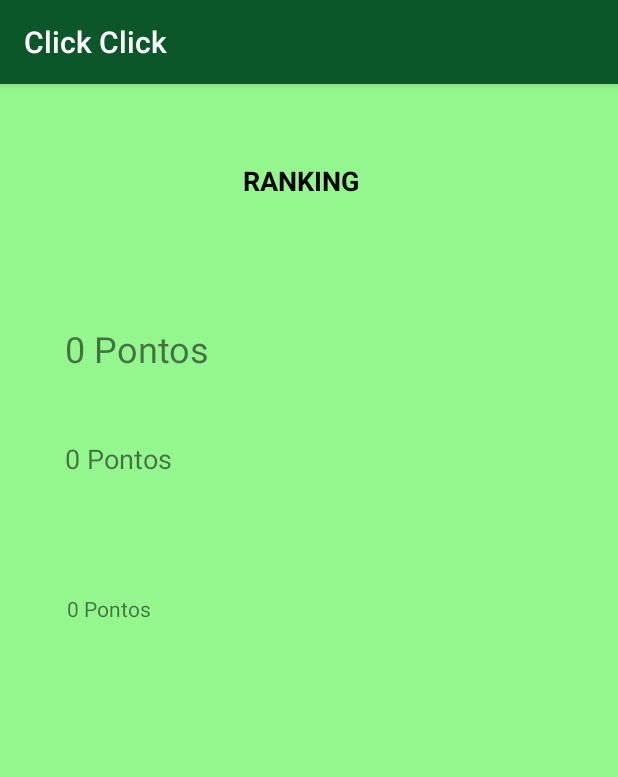
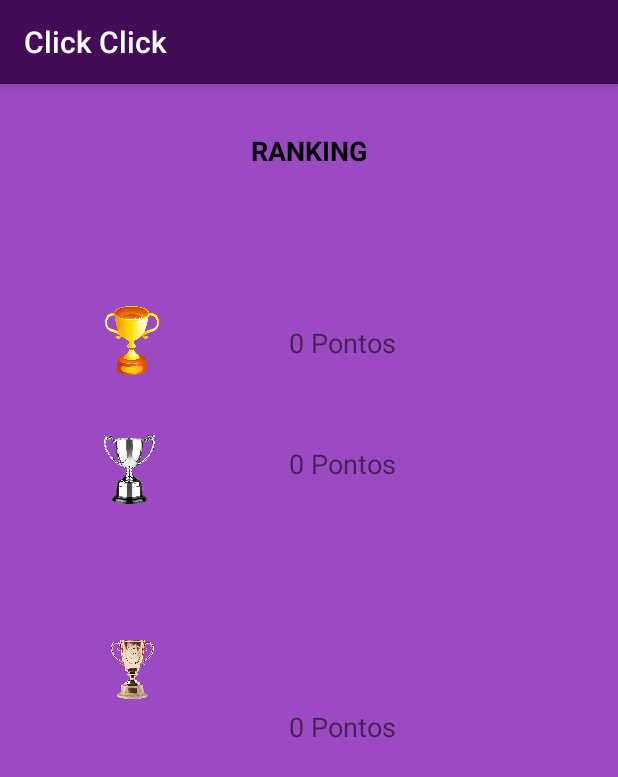
Before and after one commit to alexist98/ClickClick-master, an Android app: the RecordActivity screen opened directly, with no data from a screen before it, on a phone screen of 412 x 824 dp. Shown: the top 777 px of the screen. Run offline under Robolectric (Android 15) with nearby library versions, the phone set to English and light mode, and no system bars.

Commit message:
Mudanças Visuais

```diff
--- a/app/src/main/res/layout/activity_about.xml
+++ b/app/src/main/res/layout/activity_about.xml
@@ -4,7 +4,7 @@
     xmlns:tools="http://schemas.android.com/tools"
     android:layout_width="match_parent"
     android:layout_height="match_parent"
-    android:background="#94f78e"
+    android:background="@color/colorAccent"
     tools:context=".AboutActivity">
 
     <TextView
@@ -64,6 +64,7 @@
         android:layout_marginTop="8dp"
         android:layout_marginEnd="8dp"
         android:layout_marginRight="8dp"
+        android:background="@color/colorAccent"
         app:layout_constraintEnd_toEndOf="parent"
         app:layout_constraintStart_toStartOf="parent"
         app:layout_constraintTop_toTopOf="parent"
--- a/app/src/main/res/layout/activity_main.xml
+++ b/app/src/main/res/layout/activity_main.xml
@@ -4,7 +4,7 @@
     xmlns:tools="http://schemas.android.com/tools"
     android:layout_width="match_parent"
     android:layout_height="match_parent"
-    android:background="#94f78e"
+    android:background="@color/colorAccent"
     tools:context=".MainActivity">
 
     <TextView
@@ -43,7 +43,7 @@
         android:layout_marginEnd="8dp"
         android:layout_marginRight="8dp"
         android:layout_marginBottom="8dp"
-        android:background="#41df25"
+        android:background="#FFF06A6A"
         android:onClick="tapMeButton"
         android:text="@string/tap_me"
         app:layout_constraintBottom_toBottomOf="parent"
--- a/app/src/main/res/layout/activity_pontuacao.xml
+++ b/app/src/main/res/layout/activity_pontuacao.xml
@@ -4,7 +4,7 @@
     xmlns:tools="http://schemas.android.com/tools"
     android:layout_width="match_parent"
     android:layout_height="match_parent"
-    android:background="#94f78e"
+    android:background="@color/colorAccent"
     tools:context=".PontuacaoActivity">
 
     <TextView
@@ -49,7 +49,7 @@
         android:layout_marginEnd="8dp"
         android:layout_marginRight="8dp"
         android:layout_marginBottom="8dp"
-        android:background="#41df25"
+        android:background="#FFF06A6A"
         android:onClick="jogarNovamente"
         android:text="Jogar Novamente"
         app:layout_constraintBottom_toBottomOf="parent"
@@ -57,8 +57,7 @@
         app:layout_constraintHorizontal_bias="0.36"
         app:layout_constraintStart_toStartOf="parent"
         app:layout_constraintTop_toTopOf="parent"
-        app:layout_constraintVertical_bias="0.805"
-        tools:background="#41df25" />
+        app:layout_constraintVertical_bias="0.805" />
 
     <Button
         android:id="@+id/ver_ranking"
@@ -68,7 +67,7 @@
         android:layout_marginEnd="16dp"
         android:layout_marginRight="16dp"
         android:layout_marginBottom="8dp"
-        android:background="#41df25"
+        android:background="#FFF06A6A"
         android:onClick="verRanking"
         android:text="Ver Ranking"
         android:textColor="@android:color/black"
--- a/app/src/main/res/layout/activity_record.xml
+++ b/app/src/main/res/layout/activity_record.xml
@@ -4,8 +4,9 @@
     xmlns:tools="http://schemas.android.com/tools"
     android:layout_width="match_parent"
     android:layout_height="match_parent"
-    android:background="#94f78e"
-    tools:context=".RecordActivity">
+    android:background="@color/colorAccent"
+    tools:context=".RecordActivity"
+    tools:layout_editor_absoluteY="81dp">
 
     <TextView
         android:id="@+id/textView5"
@@ -13,63 +14,103 @@
         android:layout_height="28dp"
         android:layout_marginStart="8dp"
         android:layout_marginLeft="8dp"
-        android:layout_marginTop="52dp"
+        android:layout_marginTop="32dp"
         android:layout_marginEnd="8dp"
         android:layout_marginRight="8dp"
-        android:text="     Ranking"
+        android:text="   Ranking"
         android:textAllCaps="true"
         android:textColor="@android:color/black"
         android:textSize="18sp"
         android:textStyle="bold"
         app:layout_constraintEnd_toEndOf="parent"
+        app:layout_constraintHorizontal_bias="0.557"
         app:layout_constraintStart_toStartOf="parent"
         app:layout_constraintTop_toTopOf="parent" />
 
     <TextView
         android:id="@+id/top1_text_view"
-        android:layout_width="326dp"
-        android:layout_height="45dp"
-        android:layout_marginStart="8dp"
-        android:layout_marginLeft="8dp"
-        android:layout_marginTop="80dp"
-        android:layout_marginEnd="8dp"
-        android:layout_marginRight="8dp"
+        android:layout_width="wrap_content"
+        android:layout_height="wrap_content"
+        android:layout_marginTop="100dp"
+        android:layout_marginEnd="148dp"
+        android:layout_marginRight="148dp"
         android:text="@string/sua_pontuacao"
-        android:textSize="24sp"
+        android:textSize="18sp"
         app:layout_constraintEnd_toEndOf="parent"
-        app:layout_constraintStart_toStartOf="parent"
         app:layout_constraintTop_toBottomOf="@+id/textView5" />
 
     <TextView
         android:id="@+id/top2_text_view"
-        android:layout_width="326dp"
-        android:layout_height="30dp"
-        android:layout_marginStart="8dp"
-        android:layout_marginLeft="8dp"
-        android:layout_marginTop="32dp"
-        android:layout_marginEnd="8dp"
-        android:layout_marginRight="8dp"
+        android:layout_width="wrap_content"
+        android:layout_height="wrap_content"
+        android:layout_marginTop="56dp"
+        android:layout_marginEnd="148dp"
+        android:layout_marginRight="148dp"
         android:text="@string/sua_pontuacao"
         android:textSize="18sp"
         app:layout_constraintEnd_toEndOf="parent"
-        app:layout_constraintStart_toStartOf="parent"
         app:layout_constraintTop_toBottomOf="@+id/top1_text_view" />
 
     <TextView
         android:id="@+id/top3_text_view"
-        android:layout_width="326dp"
-        android:layout_height="30dp"
+        android:layout_width="wrap_content"
+        android:layout_height="wrap_content"
+        android:layout_marginTop="7dp"
+        android:layout_marginEnd="148dp"
+        android:layout_marginRight="148dp"
+        android:layout_marginBottom="176dp"
+        android:text="@string/sua_pontuacao"
+        android:textSize="18sp"
+        app:layout_constraintBottom_toBottomOf="parent"
+        app:layout_constraintEnd_toEndOf="parent"
+        app:layout_constraintTop_toBottomOf="@+id/top2_text_view"
+        app:layout_constraintVertical_bias="0.486" />
+
+    <ImageView
+        android:id="@+id/imageView2"
+        android:layout_width="56dp"
+        android:layout_height="46dp"
         android:layout_marginStart="8dp"
         android:layout_marginLeft="8dp"
-        android:layout_marginTop="32dp"
+        android:layout_marginTop="148dp"
         android:layout_marginEnd="8dp"
         android:layout_marginRight="8dp"
-        android:layout_marginBottom="8dp"
-        android:text="@string/sua_pontuacao"
+        app:layout_constraintEnd_toStartOf="@+id/top1_text_view"
+        app:layout_constraintHorizontal_bias="0.43"
+        app:layout_constraintStart_toStartOf="parent"
+        app:layout_constraintTop_toTopOf="parent"
+        app:srcCompat="@drawable/golden_tropy" />
+
+    <ImageView
+        android:id="@+id/imageView4"
+        android:layout_width="56dp"
+        android:layout_height="46dp"
+        android:layout_marginStart="8dp"
+        android:layout_marginLeft="8dp"
+        android:layout_marginTop="40dp"
+        android:layout_marginEnd="8dp"
+        android:layout_marginRight="8dp"
+        app:layout_constraintEnd_toStartOf="@+id/top2_text_view"
+        app:layout_constraintHorizontal_bias="0.421"
+        app:layout_constraintStart_toStartOf="parent"
+        app:layout_constraintTop_toBottomOf="@+id/imageView2"
+        app:srcCompat="@drawable/silver_tropy" />
+
+    <ImageView
+        android:id="@+id/imageView5"
+        android:layout_width="56dp"
+        android:layout_height="46dp"
+        android:layout_marginStart="8dp"
+        android:layout_marginLeft="8dp"
+        android:layout_marginTop="8dp"
+        android:layout_marginEnd="8dp"
+        android:layout_marginRight="8dp"
+        android:layout_marginBottom="140dp"
         app:layout_constraintBottom_toBottomOf="parent"
-        app:layout_constraintEnd_toEndOf="parent"
-        app:layout_constraintHorizontal_bias="0.523"
+        app:layout_constraintEnd_toStartOf="@+id/top3_text_view"
+        app:layout_constraintHorizontal_bias="0.43"
         app:layout_constraintStart_toStartOf="parent"
-        app:layout_constraintTop_toBottomOf="@+id/top2_text_view"
-        app:layout_constraintVertical_bias="0.095" />
+        app:layout_constraintTop_toBottomOf="@+id/imageView4"
+        app:layout_constraintVertical_bias="0.27"
+        app:srcCompat="@drawable/bronze_tropy" />
 </android.support.constraint.ConstraintLayout>
--- a/app/src/main/res/menu/main_menu.xml
+++ b/app/src/main/res/menu/main_menu.xml
@@ -2,7 +2,7 @@
 <menu xmlns:android="http://schemas.android.com/apk/res/android"
     xmlns:app="http://schemas.android.com/apk/res-auto">
 
-    <item android:title="Record"
+    <item android:title="Ranking"
             android:id="@+id/record"
         app:showAsAction="never" />
 
--- a/app/src/main/res/values/colors.xml
+++ b/app/src/main/res/values/colors.xml
@@ -1,8 +1,8 @@
 <?xml version="1.0" encoding="utf-8"?>
 <resources>
-    <color name="colorPrimary">#0C572A</color>
-    <color name="colorPrimaryDark">#388E3C</color>
-    <color name="colorAccent">#8BC34A</color>
-    <color name="colorBackground">#D3D3D3</color>
+    <color name="colorPrimary">#420c57</color>
+    <color name="colorPrimaryDark">#74388e</color>
+    <color name="colorAccent">#9b4ac3</color>
+    <color name="colorBackground">#f06a6a</color>
 
 </resources>
```
Also changed, not shown: app/src/main/res/drawable/bronze_tropy.png (added), app/src/main/res/drawable/golden_tropy.png (added), app/src/main/res/drawable/silver_tropy.png (added).
